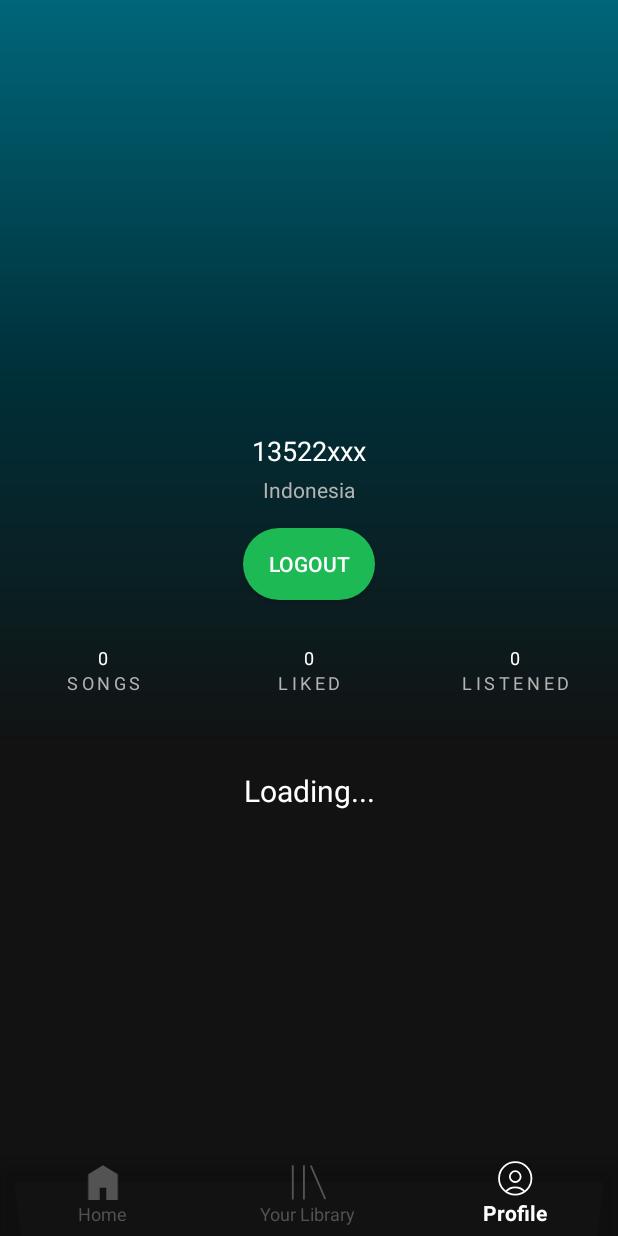
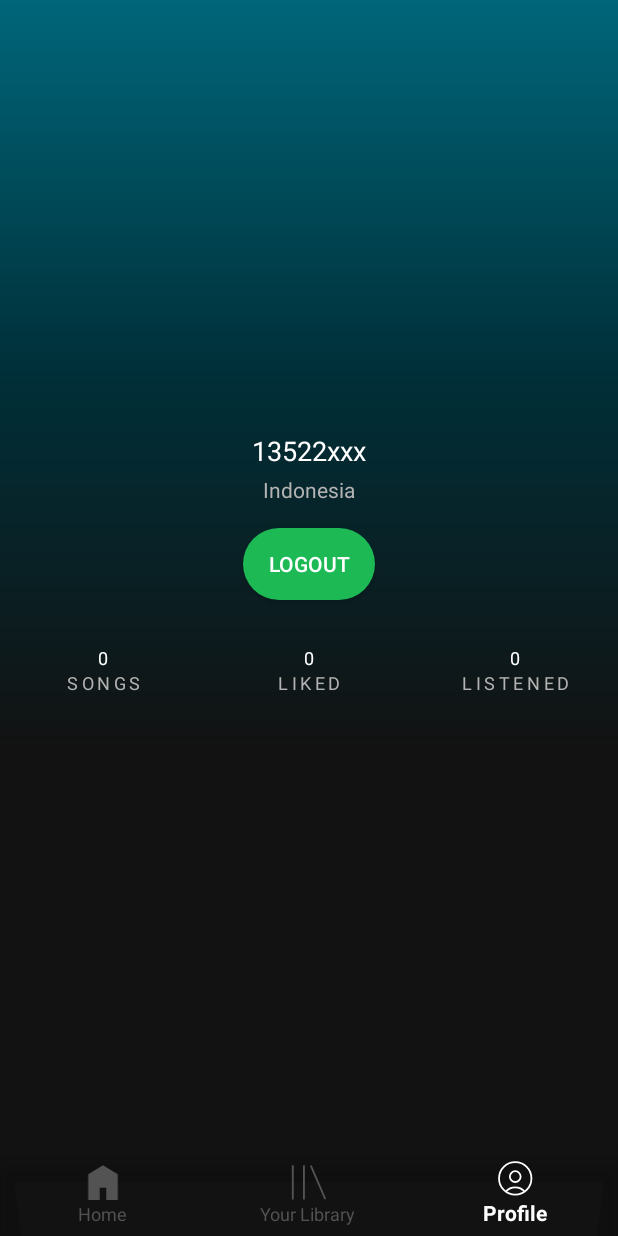
Before and after one commit to Labpro-21/if3210-tubes-mad-2025-if3210-2025-mad-bsm, an Android app: the ProfileFragment screen opened through its navigation route, item 3 of the bottom bar chosen, on a phone screen of 412 x 824 dp. Run offline under Robolectric (Android 15) with nearby library versions, the phone set to English and light mode, and no system bars; our stand-ins replace Dagger/Hilt's generated code, Room's generated code, navigation-ui; network calls fail; pictures from the network do not load; 1 statement that could not run was skipped.

Commit message:
fix : Unclosed media player when changing tab

```diff
--- a/app/src/main/java/com/mad/besokminggu/MainActivity.kt
+++ b/app/src/main/java/com/mad/besokminggu/MainActivity.kt
@@ -92,7 +92,13 @@ class MainActivity : AppCompatActivity() {
             val navController = findNavController(R.id.nav_host_fragment_activity_main)
 
             // Setup for BottomNavigationView (portrait)
-            navView?.setupWithNavController(navController)
+//            navView?.setupWithNavController(navController)
+            navView?.setOnNavigationItemSelectedListener{menuItem ->
+                onCloseTrackSong()
+                navController.navigate(menuItem.itemId)
+                menuItem.isChecked = true
+                true
+            }
 
             // Setup for NavigationView (landscape)
             val sideNavView = findViewById<com.google.android.material.navigation.NavigationView>(R.id.side_nav_view)
--- a/app/src/main/java/com/mad/besokminggu/ui/profile/ProfileFragment.kt
+++ b/app/src/main/java/com/mad/besokminggu/ui/profile/ProfileFragment.kt
@@ -53,7 +53,6 @@ class ProfileFragment : Fragment() {
         _binding = FragmentProfileBinding.inflate(inflater, container, false)
         val root: View = binding.root
 
-        val textView: TextView = binding.textProfile
         val logoutButton = binding.logoutButton
         val profileImage = binding.profileImage
         val textUsername = binding.textUsername
@@ -70,7 +69,7 @@ class ProfileFragment : Fragment() {
             when (profile) {
                 is ApiResponse.Success -> {
                     val userProfile = profile.data
-                    textView.text = userProfile.toString()
+
                     textUsername.text = userProfile.username
                     textLocation.text = userProfile.location
                     val imagePath = baseImageUrl + userProfile.profilePhoto
@@ -81,12 +80,12 @@ class ProfileFragment : Fragment() {
                         .into(profileImage)
                 }
                 is ApiResponse.Failure -> {
-                    textView.text = "Error: ${profile.errorMessage}"
+
                     textUsername.text = "No username available"
                     textLocation.text = "No location available"
                 }
                 is ApiResponse.Loading -> {
-                    textView.text = "Loading..."
+
                 }
             }
         }
--- a/app/src/main/java/com/mad/besokminggu/ui/viewTracks/ViewTrackFragment.kt
+++ b/app/src/main/java/com/mad/besokminggu/ui/viewTracks/ViewTrackFragment.kt
@@ -18,6 +18,7 @@ import com.mad.besokminggu.data.model.Song
 import com.mad.besokminggu.manager.AudioPlayerManager
 import com.mad.besokminggu.databinding.FragmentTrackViewBinding
 import com.mad.besokminggu.manager.AudioFileHelper
+import com.mad.besokminggu.manager.CoverFileHelper
 import com.mad.besokminggu.viewModels.RepeatMode
 import com.mad.besokminggu.viewModels.SongTracksViewModel
 import dagger.hilt.android.AndroidEntryPoint
@@ -89,7 +90,7 @@ class ViewTrackFragment : Fragment(){
             songTitle.text = song.title
             songSinger.text = song.artist
             Glide.with(requireContext())
-                .load(AudioFileHelper.getFile(song.coverFileName))
+                .load(CoverFileHelper           .getFile(song.coverFileName))
                 .into(songImage)
 
             // Love Button
--- a/app/src/main/res/layout-land/fragment_profile.xml
+++ b/app/src/main/res/layout-land/fragment_profile.xml
@@ -74,19 +74,5 @@
             app:layout_constraintStart_toStartOf="parent"
             app:layout_constraintTop_toBottomOf="@id/textLocation" />
 
-        <TextView
-            android:id="@+id/text_profile"
-            android:layout_width="match_parent"
-            android:layout_height="wrap_content"
-            android:layout_marginStart="16dp"
-            android:layout_marginTop="50dp"
-            android:layout_marginEnd="16dp"
-            android:textAlignment="center"
-            android:textColor="@color/white"
-            android:textSize="20sp"
-            app:layout_constraintEnd_toEndOf="parent"
-            app:layout_constraintStart_toStartOf="parent"
-            app:layout_constraintTop_toBottomOf="@id/logoutButton" />
-
     </androidx.constraintlayout.widget.ConstraintLayout>
 </androidx.constraintlayout.widget.ConstraintLayout>
--- a/app/src/main/res/layout/fragment_profile.xml
+++ b/app/src/main/res/layout/fragment_profile.xml
@@ -180,19 +180,6 @@
             </LinearLayout>
         </LinearLayout>
 
-        <TextView
-            android:id="@+id/text_profile"
-            android:layout_width="match_parent"
-            android:layout_height="wrap_content"
-            android:layout_marginStart="16dp"
-            android:layout_marginTop="50dp"
-            android:layout_marginEnd="16dp"
-            android:textAlignment="center"
-            android:textColor="@color/white"
-            android:textSize="20sp"
-            app:layout_constraintEnd_toEndOf="parent"
-            app:layout_constraintStart_toStartOf="parent"
-            app:layout_constraintTop_toBottomOf="@+id/linearLayout" />
 
     </androidx.constraintlayout.widget.ConstraintLayout>
     </androidx.constraintlayout.widget.ConstraintLayout>
```
